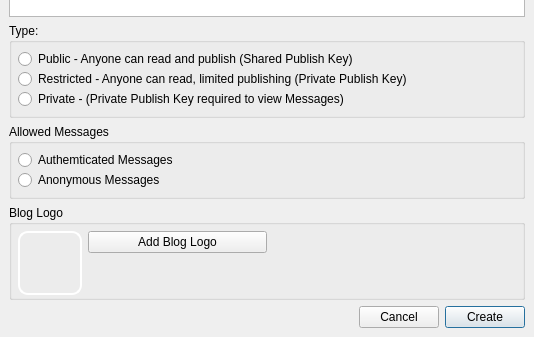
Before: the Qt Designer form retroshare-gui/src/gui/unfinished/blogs/CreateBlog.ui in RetroShare/RetroShare, drawn with Qt 5; both pictures show x 0 to 534 and y 208 to 545 of the 534 by 545 pixel window.
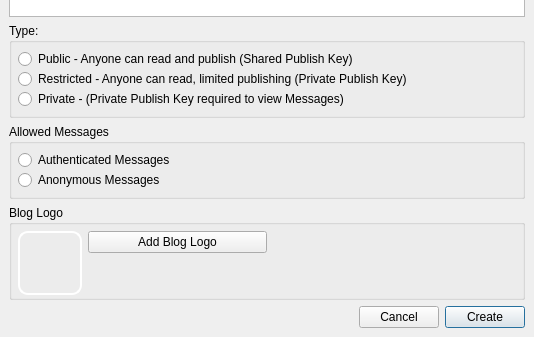
After: the same form once the commit is applied. Icons and pictures are not drawn.

Commit message: Added patch from James Vasile. Replaced string "Authemticated Messages" by "Authenticated Messages".

What changed in the file:
```diff
--- a/retroshare-gui/src/gui/unfinished/blogs/CreateBlog.ui
+++ b/retroshare-gui/src/gui/unfinished/blogs/CreateBlog.ui
@@ -171,7 +171,7 @@
          <item>
           <widget class="QRadioButton" name="msgAuth">
            <property name="text">
-            <string>Authemticated Messages</string>
+            <string>Authenticated Messages</string>
            </property>
           </widget>
          </item>
```
The commit also changes 25 other files.
